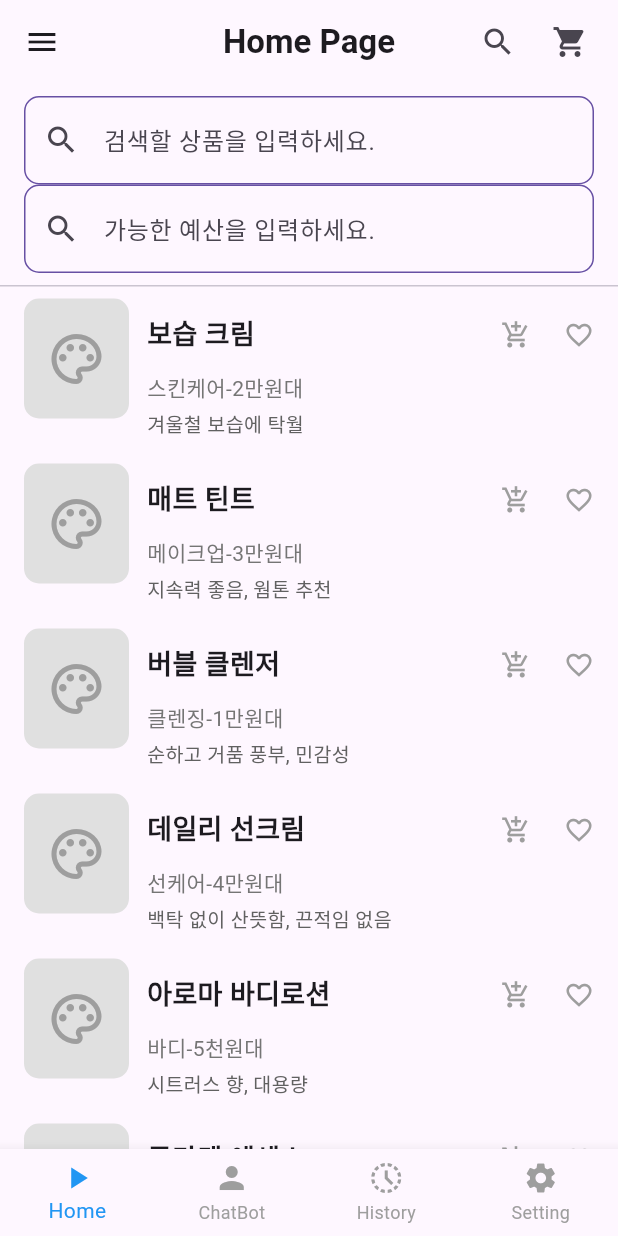
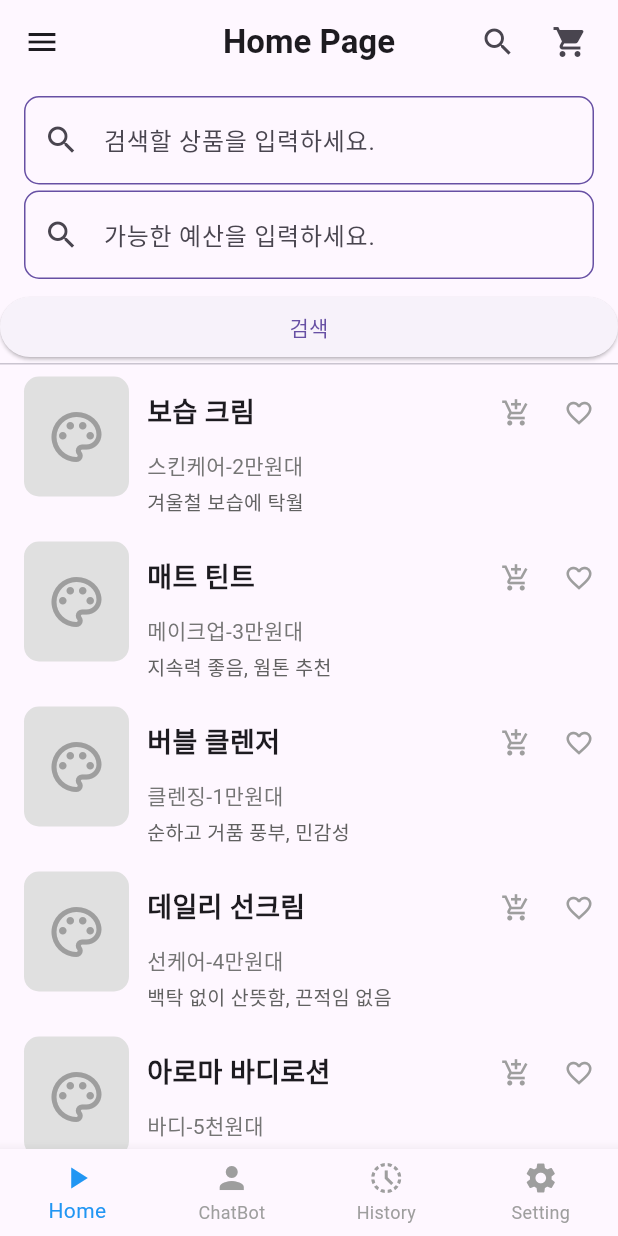
Before and after one commit to alswns/mobileprogramming_groupproject_2025, a Flutter app: the screen it shows after launch, on a phone screen of 412 x 824 dp. Run offline on Flutter 3.47's test engine with Material 3 defaults, Android fonts, the phone set to English and light mode, and no system bars; our stand-ins replace flutter_riverpod, flutter_svg.

Commit message:
검색 조건 추가 & 데이터 저장 추가 & 검색 버튼 추가

```diff
--- a/lib/screens/home_page.dart
+++ b/lib/screens/home_page.dart
@@ -1,15 +1,17 @@
 import 'package:flutter/material.dart';
+import 'package:flutter_riverpod/flutter_riverpod.dart';
+import 'package:mobileprogramming_groupproject_2025/providers/search_provider.dart';
 import 'package:mobileprogramming_groupproject_2025/widgets/cosmetic_info_widget.dart';
 import 'package:mobileprogramming_groupproject_2025/models/cosmetic_item.dart';
 import 'package:mobileprogramming_groupproject_2025/widgets/search_widget.dart';
 
-class HomePage extends StatefulWidget{
+class HomePage extends ConsumerStatefulWidget{
   const HomePage({super.key});
   @override
-  State <HomePage> createState() => _HomePageState();
+  ConsumerState<HomePage> createState() => _HomePageState();
 }
 
-class _HomePageState extends State<HomePage>{
+class _HomePageState extends ConsumerState<HomePage>{
   // 예시 데이터
   final List<CosmeticItem> cosmeticItems = [
     CosmeticItem(title: '보습 크림', rating: 5, category: '스킨케어', priceRange: '2만원대', supportingText: '겨울철 보습에 탁월'),
@@ -27,22 +29,44 @@ class _HomePageState extends State<HomePage>{
   ];
   @override
   Widget build(BuildContext context) {
+    final notifier = ref.read(searchWidgetProvider.notifier);
     return CustomScrollView(
       slivers: <Widget>[
-        SliverToBoxAdapter( // 같이 스크롤 하기 위해서
+        SliverToBoxAdapter(
           child: Column(
             crossAxisAlignment: CrossAxisAlignment.stretch,
             children: [
 
               Padding(
                 padding: const EdgeInsets.only(top: 8.0, left: 16.0, right: 16.0),
-                child: SearchWidget(text: '검색할 상품을 입력하세요.'),// 입력 나중에 입력 처리 구현
+                child: SearchWidget(
+                  text: '검색할 상품을 입력하세요.',
+                  controller: notifier.namecontroller,
+                  onChanged: (value) {
+                    notifier.updateType(value);
+                  },
+                ),
               ),
 
+              Padding(
+                padding: const EdgeInsets.only(top: 4.0 ,bottom: 8.0, left: 16.0, right: 16.0),
+                child: SearchWidget(
+                 text: '가능한 예산을 입력하세요.',
+                 controller: notifier.pricecontroller,
+                 onChanged: (value) {
+                    notifier.updatePrice(value);
+                  },
+                ),
+              ),
 
-              Padding(
-                padding: const EdgeInsets.only(bottom: 8.0, left: 16.0, right: 16.0),
-                child: SearchWidget(text: '가능한 예산을 입력하세요.'),// 입력 나중에 입력 처리 구현
+              ElevatedButton(
+                onPressed: () {
+                  if(notifier.state.type.isNotEmpty || notifier.state.price.isNotEmpty){
+                    print('페이지 이동');// 페이지 이동 구현
+                  }
+                  notifier.saveData();
+                },
+                child: const Text('검색'),
               ),
               const Divider(height: 1, thickness: 1), // 리스트와의 구분선
             ],
--- a/lib/widgets/search_widget.dart
+++ b/lib/widgets/search_widget.dart
@@ -2,15 +2,17 @@ import 'package:flutter/material.dart';
 
 class SearchWidget extends StatefulWidget{// 검색창 위젯
   final String text;
-  SearchWidget({super.key, required this.text});
+  final TextEditingController controller;
+  final Function(String) onChanged;
+  SearchWidget({super.key, required this.text, required this.controller, required this.onChanged});
 
   State <SearchWidget> createState() => _SearchWidgetState();
 }
 
 class _SearchWidgetState extends State<SearchWidget>{
-
   @override
   Widget build(BuildContext context){
+
     return Container(
      decoration: BoxDecoration(
        borderRadius: BorderRadius.circular(10),
@@ -19,6 +21,7 @@ class _SearchWidgetState extends State<SearchWidget>{
        ),
      ),
      child: TextField(
+       controller: widget.controller,
        decoration: InputDecoration(
          hintText: widget.text,
          prefixIcon: Icon(Icons.search), // 검색 아이콘
@@ -26,7 +29,7 @@ class _SearchWidgetState extends State<SearchWidget>{
          contentPadding: EdgeInsets.all(16.0),
        ),
        onChanged: (value) {
-        // 여기 나중에 구현...
+        widget.onChanged(value);
        },
      ),
 
```
Also changed, not shown: lib/models/search_item.dart (added, +13 -0 lines), lib/providers/search_provider.dart (added, +40 -0 lines).
